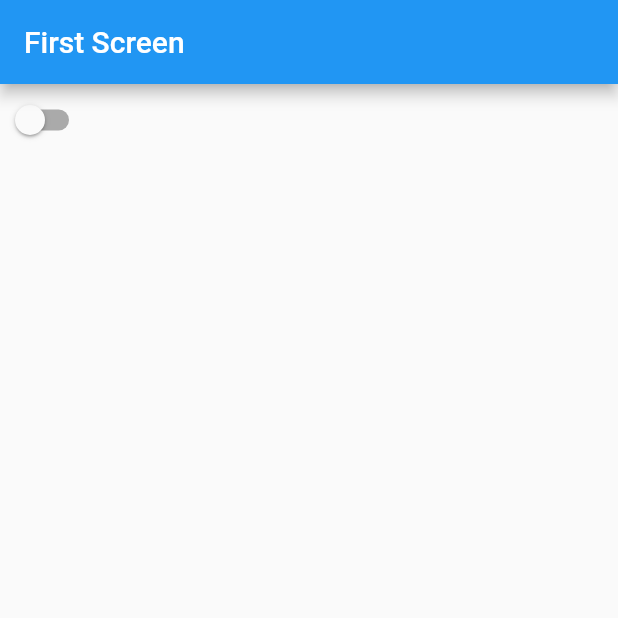
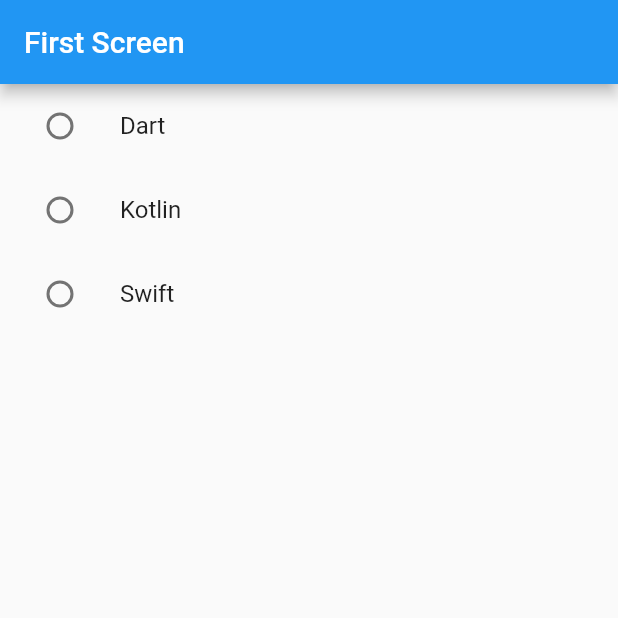
Before and after one commit to bayazidsustami/basic_training_flutter, a Flutter app: the screen it shows after launch, on a phone screen of 412 x 824 dp, the top half of it. Run offline on Flutter 3.47's test engine with Material 2 defaults, Android fonts, the phone set to English and light mode, and no system bars.

```diff
--- a/lib/main.dart
+++ b/lib/main.dart
@@ -23,7 +23,7 @@ class FirstScreen extends StatefulWidget{
 
 class _FirstScreen extends State<FirstScreen>{
 
-  bool lightOn = false;
+  String language;
 
   @override
   Widget build(BuildContext context) {
@@ -31,20 +31,59 @@ class _FirstScreen extends State<FirstScreen>{
       appBar: AppBar(
         title: Text('First Screen'),
       ),
-      body:Switch(
-        value: lightOn,
-        onChanged: (bool value){
-          setState(() {
-            lightOn = value;
-          });
-          ScaffoldMessenger.of(context).showSnackBar(
-            SnackBar(
-                content: Text(lightOn ? 'Light On' : 'Light Off'),
-              duration: Duration(seconds: 1),
-            )
-          );
-        },
+      body: Column(
+        mainAxisSize: MainAxisSize.min,
+        children: <Widget>[
+          ListTile(
+            leading: Radio<String>(
+              value: 'Dart',
+              groupValue: language,
+              onChanged: (String value){
+                setState(() {
+                  language = value;
+                  showSnackBar();
+                });
+              },
+            ),
+            title: (Text('Dart')),
+          ),
+          ListTile(
+            leading: Radio<String>(
+              value: 'Kotlin',
+              groupValue: language,
+              onChanged: (String value){
+                setState(() {
+                  language = value;
+                  showSnackBar();
+                });
+              },
+            ),
+            title: (Text('Kotlin')),
+          ),
+          ListTile(
+            leading: Radio<String>(
+              value: 'Swift',
+              groupValue: language,
+              onChanged: (String value){
+                setState(() {
+                  language = value;
+                  showSnackBar();
+                });
+              },
+            ),
+            title: (Text('Swift')),
+          )
+        ],
       )
     );
   }
+
+  void showSnackBar(){
+    ScaffoldMessenger.of(context).showSnackBar(
+        SnackBar(
+          content: Text(language),
+          duration: Duration(seconds: 1),
+        )
+    );
+  }
 }
```
